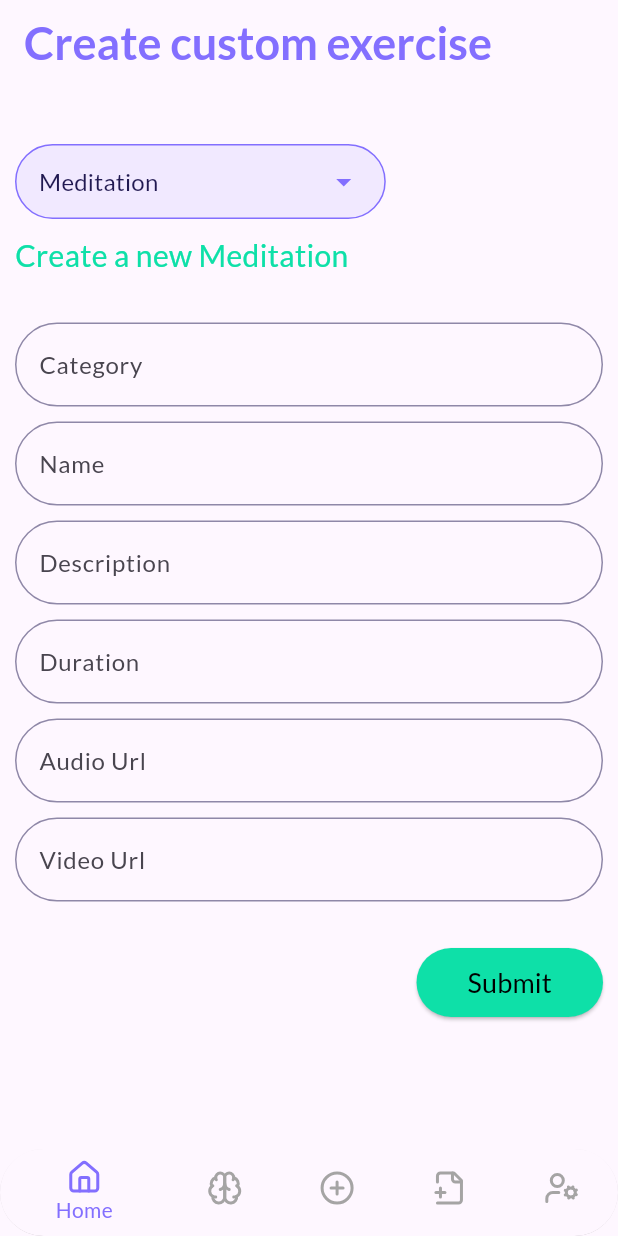
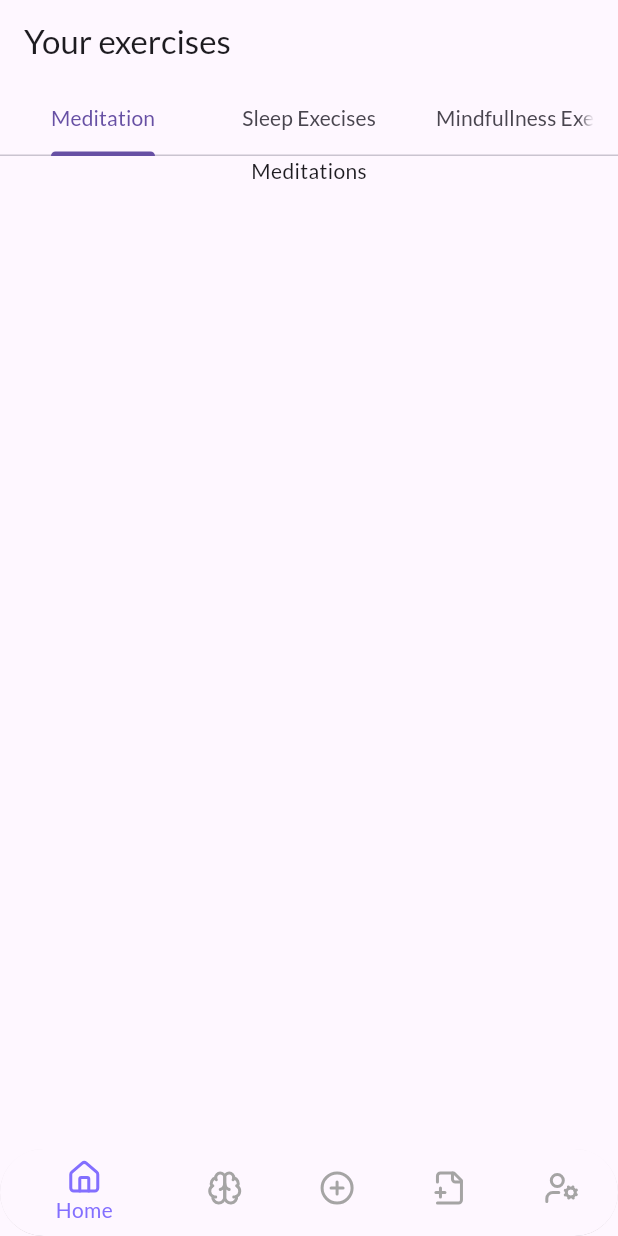
Before and after one commit to PathumDilhara/Meditator-Mobile-App, a Flutter app: the screen it shows after launch, on a phone screen of 412 x 824 dp. Run offline on Flutter 3.47's test engine with Material 3 defaults, Android fonts, the phone set to English and light mode, and no system bars; our stand-ins replace flutter_svg, go_router, google_fonts, hive, hive_flutter, image_picker and 1 more; accounts and stored records are empty.

Commit message:
Tab view for custom exercises page

```diff
--- a/lib/pages/main_page.dart
+++ b/lib/pages/main_page.dart
@@ -24,11 +24,11 @@ class _MainPageState extends State<MainPage> {
 
   // List of pages for bottom navigation bar, consider the order
   static const List<Widget> _pages = [
-    CreateCustomExercisePage(),
+    CustomExercisesPage(),
     HomePage(),
     MindfulExercisePage(),
+    CreateCustomExercisePage(),
 
-    CustomExercisesPage(),
     ProfilePage(),
   ];
 
--- a/lib/pages/main_screens/custom_exercises_page.dart
+++ b/lib/pages/main_screens/custom_exercises_page.dart
@@ -1,13 +1,39 @@
 import 'package:flutter/material.dart';
+import 'package:meditator_mobile_app/widgets/tabs/meditation_tab.dart';
+import 'package:meditator_mobile_app/widgets/tabs/mindfulness_exercise_tab.dart';
+import 'package:meditator_mobile_app/widgets/tabs/sleep_exercise_tab.dart';
 
 class CustomExercisesPage extends StatelessWidget {
   const CustomExercisesPage({super.key});
 
   @override
   Widget build(BuildContext context) {
-    return Scaffold(
-      appBar: AppBar(
-        title: const Text("Custom exercises"),
+    return DefaultTabController(
+      length: 3,
+      child: Scaffold(
+        appBar: AppBar(
+          title: Text("Your exercises"),
+          bottom: TabBar(
+            tabs: [
+              Tab(
+                text: "Meditation",
+              ),
+              Tab(
+                text: "Sleep Execises",
+              ),
+              Tab(
+                text: "Mindfullness Exercises",
+              ),
+            ],
+          ),
+        ),
+        body: TabBarView(
+          children: [
+            MeditationTab(),
+            SleepExerciseTab(),
+            MindfulnessExerciseTab(),
+          ],
+        ),
       ),
     );
   }
--- /dev/null
+++ b/lib/widgets/tabs/meditation_tab.dart
@@ -0,0 +1,20 @@
+import 'package:flutter/material.dart';
+
+class MeditationTab extends StatelessWidget {
+  const MeditationTab({super.key});
+
+  @override
+  Widget build(BuildContext context) {
+    return SingleChildScrollView(
+      child: Column(
+        children: [
+          Center(
+            child: Text(
+              "Meditations",
+            ),
+          ),
+        ],
+      ),
+    );
+  }
+}
```
Also changed, not shown: lib/widgets/tabs/mindfulness_exercise_tab.dart (added, +20 -0 lines), lib/widgets/tabs/sleep_exercise_tab.dart (added, +20 -0 lines).
